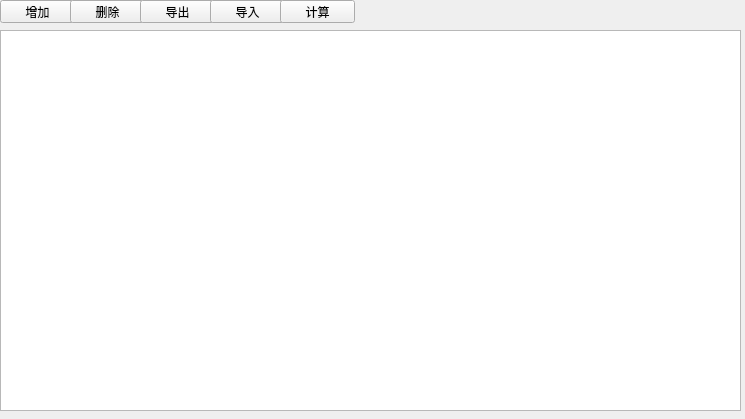
Before: the Qt Designer form Step2_3.ui in albert2lyu/QualityFunctionDeployment, drawn with Qt 5.
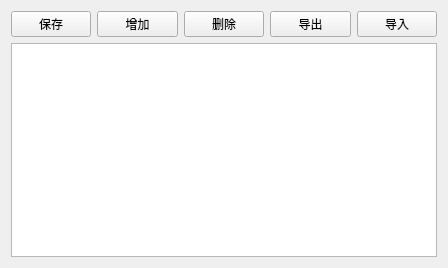
After: the same form once the commit is applied.

Patch:
```diff
--- a/Step2_3.ui
+++ b/Step2_3.ui
@@ -6,88 +6,57 @@
    <rect>
     <x>0</x>
     <y>0</y>
-    <width>745</width>
-    <height>419</height>
+    <width>448</width>
+    <height>268</height>
    </rect>
   </property>
   <property name="windowTitle">
    <string>Form</string>
   </property>
-  <widget class="QTableWidget" name="qTableWidget">
-   <property name="geometry">
-    <rect>
-     <x>0</x>
-     <y>30</y>
-     <width>741</width>
-     <height>381</height>
-    </rect>
-   </property>
-  </widget>
+  <layout class="QVBoxLayout" name="verticalLayout">
+   <item>
+    <layout class="QHBoxLayout" name="horizontalLayout">
+     <item>
+      <widget class="QPushButton" name="pushButton_5">
+       <property name="text">
+        <string>保存</string>
+       </property>
+      </widget>
+     </item>
+     <item>
   <widget class="QPushButton" name="pushButton">
-   <property name="geometry">
-    <rect>
-     <x>0</x>
-     <y>0</y>
-     <width>75</width>
-     <height>23</height>
-    </rect>
-   </property>
    <property name="text">
     <string>增加</string>
    </property>
   </widget>
+     </item>
+     <item>
   <widget class="QPushButton" name="pushButton_2">
-   <property name="geometry">
-    <rect>
-     <x>70</x>
-     <y>0</y>
-     <width>75</width>
-     <height>23</height>
-    </rect>
-   </property>
    <property name="text">
     <string>删除</string>
    </property>
   </widget>
+     </item>
+     <item>
   <widget class="QPushButton" name="pushButton_3">
-   <property name="geometry">
-    <rect>
-     <x>140</x>
-     <y>0</y>
-     <width>75</width>
-     <height>23</height>
-    </rect>
-   </property>
    <property name="text">
     <string>导出</string>
    </property>
   </widget>
+     </item>
+     <item>
   <widget class="QPushButton" name="pushButton_4">
-   <property name="geometry">
-    <rect>
-     <x>210</x>
-     <y>0</y>
-     <width>75</width>
-     <height>23</height>
-    </rect>
-   </property>
    <property name="text">
     <string>导入</string>
    </property>
   </widget>
-  <widget class="QPushButton" name="pushButton_5">
-   <property name="geometry">
-    <rect>
-     <x>280</x>
-     <y>0</y>
-     <width>75</width>
-     <height>23</height>
-    </rect>
-   </property>
-   <property name="text">
-    <string>计算</string>
-   </property>
-  </widget>
+     </item>
+    </layout>
+   </item>
+   <item>
+    <widget class="QTableWidget" name="qTableWidget"/>
+   </item>
+  </layout>
  </widget>
  <resources/>
  <connections/>
```
Lines whose indentation alone changed are shown as unchanged.
